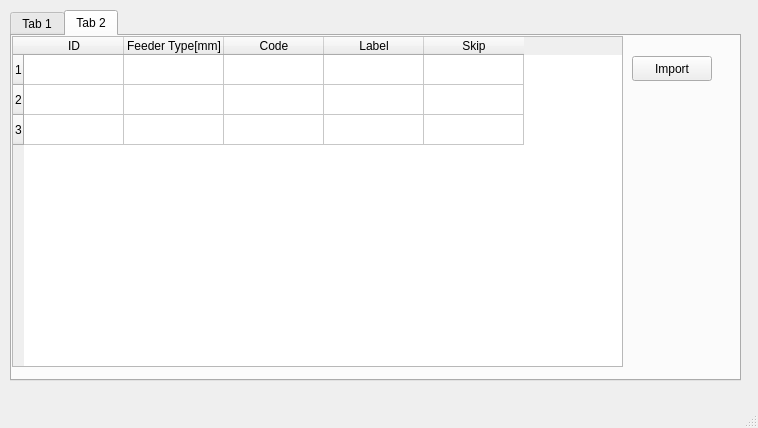
Qt form GerberViewerQT/mainwindow.ui (nikpan1/GerberViewer) before a commit.
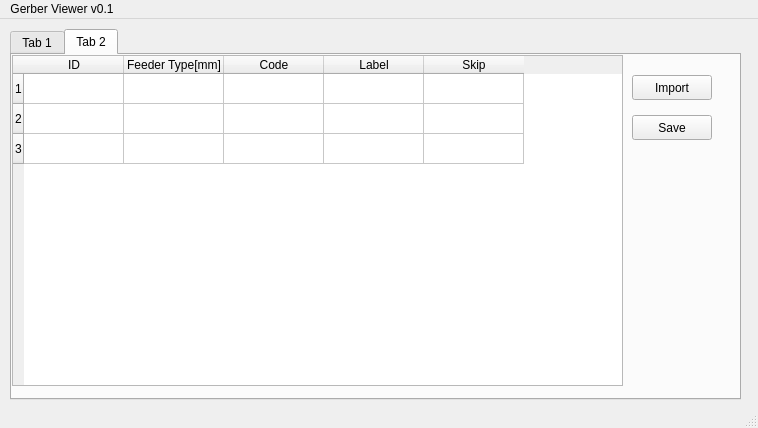
The same form after that commit.

Commit message: Small fix with import button.

```diff
--- a/GerberViewerQT/mainwindow.ui
+++ b/GerberViewerQT/mainwindow.ui
@@ -136,6 +136,19 @@
        <string>Import</string>
       </property>
      </widget>
+     <widget class="QPushButton" name="pushButton">
+      <property name="geometry">
+       <rect>
+        <x>620</x>
+        <y>60</y>
+        <width>80</width>
+        <height>25</height>
+       </rect>
+      </property>
+      <property name="text">
+       <string>Save</string>
+      </property>
+     </widget>
     </widget>
    </widget>
   </widget>
@@ -148,6 +161,12 @@
      <height>22</height>
     </rect>
    </property>
+   <widget class="QMenu" name="menuGerber_Viewer_v0_1">
+    <property name="title">
+     <string>Gerber Viewer v0.1</string>
+    </property>
+   </widget>
+   <addaction name="menuGerber_Viewer_v0_1"/>
   </widget>
   <widget class="QStatusBar" name="statusbar"/>
  </widget>
```
The commit also changes 2 other files.
